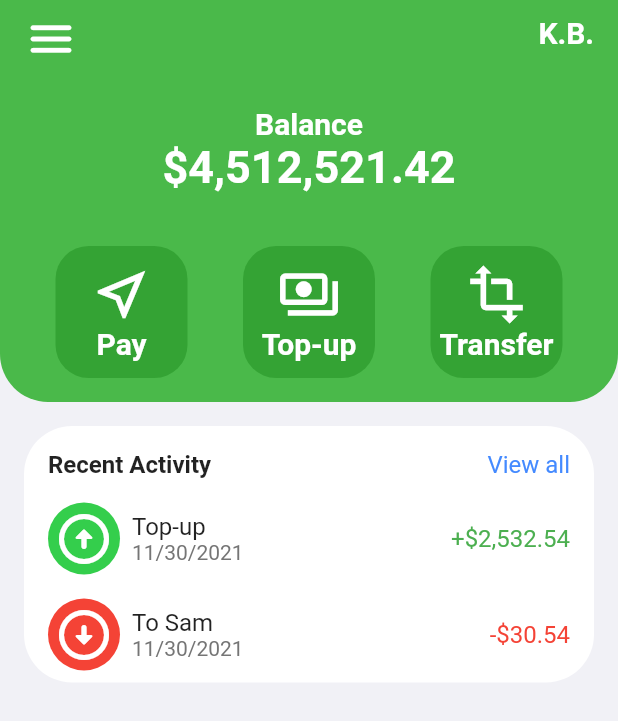
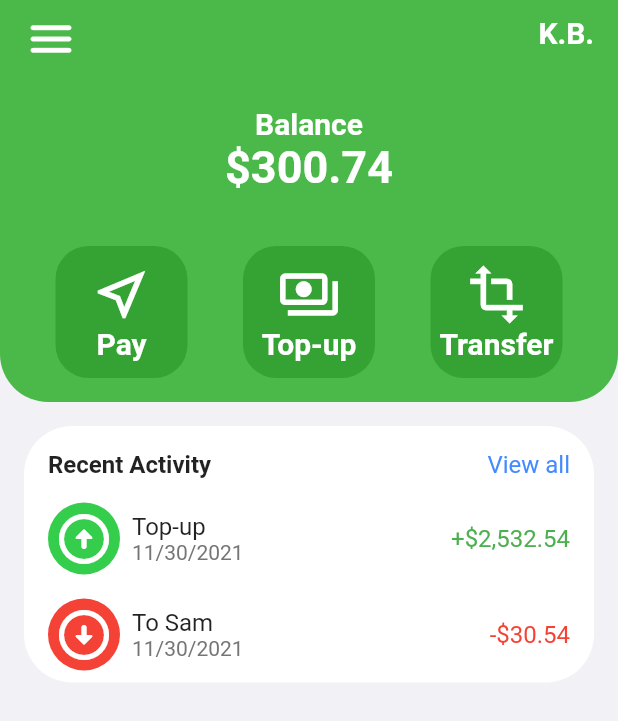
Before and after one commit to Tascate/wallet_rs, a Flutter app: the screen it shows after launch, on a phone screen of 412 x 824 dp. Shown: the top 721 px of the screen. Run offline on Flutter 3.47's test engine with Material 2 defaults, Android fonts, the phone set to English and light mode, and no system bars; our stand-ins replace google_fonts.

Commit message:
AppState management for Balance

```diff
--- a/lib/dashboard.dart
+++ b/lib/dashboard.dart
@@ -1,20 +1,20 @@
 import 'package:flutter/cupertino.dart';
 import 'package:flutter/material.dart';
 import 'package:intl/intl.dart' as intl;
+import 'package:provider/provider.dart';
 import 'package:wallet_rs/select_pay.dart';
 import 'package:wallet_rs/top_up_choose_screen.dart';
 import 'transaction.dart';
 import 'user.dart';
 
 class Dashboard extends StatefulWidget {
-  const Dashboard({Key? key}) : super(key: key);
+  Dashboard({Key? key}) : super(key: key);
 
   @override
   _DashboardState createState() => _DashboardState();
 }
 
 class _DashboardState extends State<Dashboard> {
-  User theUser = User("K.B.", 4512521.42);
   Color themeColor = const Color(0xff4AB94A);
   Color lessThemeColor = const Color(0xff34A334);
   TextStyle focusStyle = const TextStyle(
@@ -46,9 +46,11 @@ class _DashboardState extends State<Dashboard> {
             alignment: Alignment.centerRight,
             child: Padding(
               padding: const EdgeInsets.only(right: 16, top: 8),
-              child: Text(
-                theUser.name,
-                style: focusStyle,
+              child: Consumer<UserData>(
+                builder: (context, userData, child) => Text(
+                  userData.name,
+                  style: focusStyle,
+                ),
               ),
             ),
           ),
@@ -67,9 +69,12 @@ class _DashboardState extends State<Dashboard> {
             "Balance",
             style: focusStyle,
           ),
-          Text(
-            '\$' + intl.NumberFormat.decimalPattern().format(theUser.balance),
-            style: mainStyle,
+          Consumer<UserData>(
+            builder: (context, userData, child) => Text(
+              '\$' +
+                  intl.NumberFormat.decimalPattern().format(userData.balance),
+              style: mainStyle,
+            ),
           ),
         ],
       ),
--- a/lib/main.dart
+++ b/lib/main.dart
@@ -1,13 +1,20 @@
 import 'package:flutter/material.dart';
 import 'package:flutter/cupertino.dart';
 import 'package:google_fonts/google_fonts.dart';
+import 'package:provider/provider.dart';
 import 'package:wallet_rs/select_pay.dart';
 import 'package:wallet_rs/top_up_choose_screen.dart';
 import 'package:wallet_rs/transfer_amount_screen.dart';
+import 'package:wallet_rs/user.dart';
 import 'dashboard.dart';
 
 void main() {
-  runApp(const MyApp());
+  runApp(
+    ChangeNotifierProvider(
+      create: (context) => UserData(),
+      child: const MyApp(),
+    ),
+  );
 }
 
 class MyApp extends StatelessWidget {
@@ -30,7 +37,7 @@ class MyApp extends StatelessWidget {
         '/topup': (context) => TopUpChoose(),
         '/transfer': (context) => TransferAmount(),
       },
-      home: const Dashboard(),
+      home: Dashboard(),
     );
   }
 }
--- a/lib/user.dart
+++ b/lib/user.dart
@@ -1,6 +1,23 @@
-class User {
-  String name;
-  double balance;
+import 'dart:collection';
 
-  User(this.name, this.balance);
+import 'package:flutter/cupertino.dart';
+
+class UserData extends ChangeNotifier {
+  //Internal user data
+  String name = "K.B.";
+  double balance = 300.74;
+
+  //TODO store in file and get from file
+
+  double get currentBalance => balance;
+
+  void topupBalance(double amountAdded) {
+    balance += amountAdded;
+    notifyListeners();
+  }
+
+  void deductBalance(double deduction) {
+    balance -= deduction;
+    notifyListeners();
+  }
 }
```
